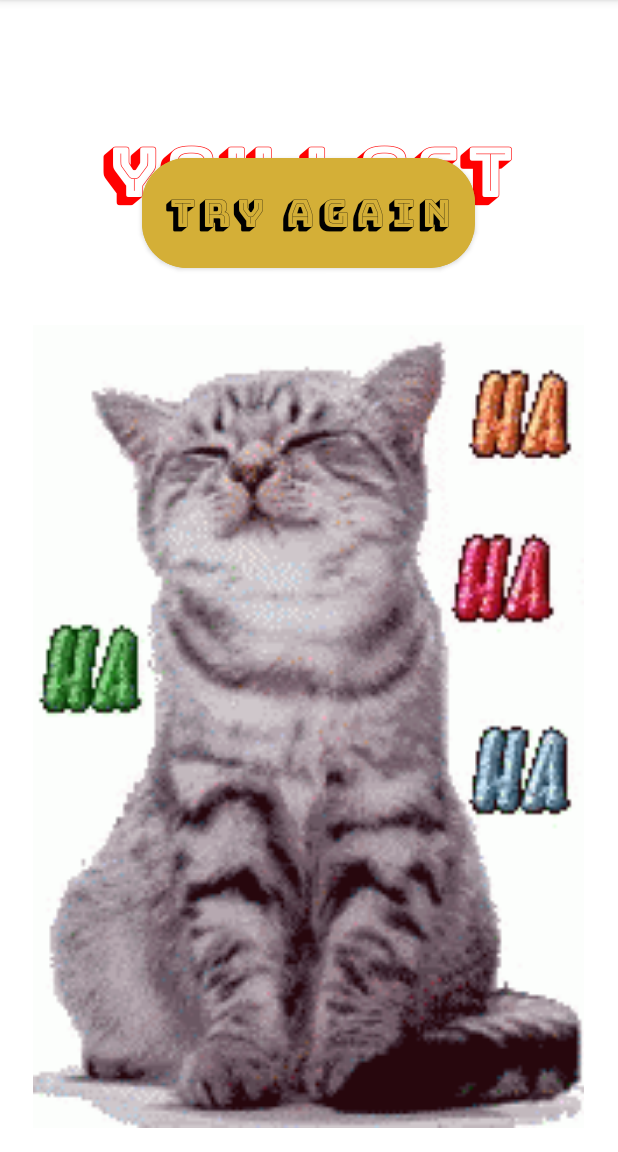
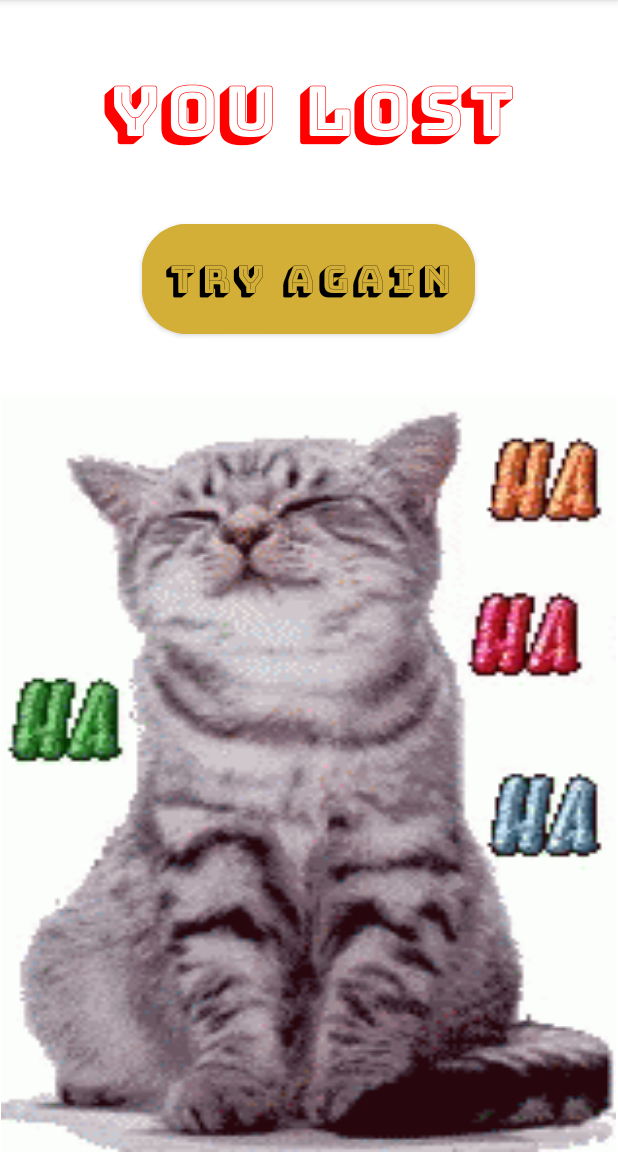
Before and after one commit to liber09/BlackJackApp, an Android app: the LostActivity screen opened directly, with no data from a screen before it, on a phone screen of 412 x 824 dp, the part 84-1236 px from its top. Run offline under Robolectric (Android 15) with nearby library versions, the phone set to English and light mode, and no system bars.

Commit message:
End screen GIFs are nowe animated

```diff
--- a/app/build.gradle
+++ b/app/build.gradle
@@ -41,4 +41,5 @@ dependencies {
     testImplementation 'junit:junit:4.13.2'
     androidTestImplementation 'androidx.test.ext:junit:1.1.4'
     androidTestImplementation 'androidx.test.espresso:espresso-core:3.5.0'
+    implementation 'pl.droidsonroids.gif:android-gif-drawable:1.2.19'
 }
--- a/app/src/main/java/com/example/blackjackapp/LostActivity.kt
+++ b/app/src/main/java/com/example/blackjackapp/LostActivity.kt
@@ -4,8 +4,10 @@ import android.content.Intent
 import androidx.appcompat.app.AppCompatActivity
 import android.os.Bundle
 import android.widget.Button
+import android.widget.ImageView
 
 class LostActivity : AppCompatActivity() {
+
     override fun onCreate(savedInstanceState: Bundle?) {
         super.onCreate(savedInstanceState)
         setContentView(R.layout.activity_lost)
--- a/app/src/main/res/layout/activity_lost.xml
+++ b/app/src/main/res/layout/activity_lost.xml
@@ -6,46 +6,54 @@
     android:layout_height="match_parent"
     tools:context=".LostActivity">
 
-    <ImageView
-        android:id="@+id/lostImageView"
-        android:layout_width="402dp"
-        android:layout_height="535dp"
-        android:layout_marginBottom="16dp"
-        app:layout_constraintBottom_toBottomOf="parent"
-        app:layout_constraintEnd_toEndOf="parent"
-        app:layout_constraintHorizontal_bias="0.444"
-        app:layout_constraintStart_toStartOf="parent"
-        app:srcCompat="@drawable/cat_laughing" />
-
     <TextView
         android:id="@+id/lostTextView"
         android:layout_width="wrap_content"
         android:layout_height="wrap_content"
-        android:layout_marginTop="56dp"
+        android:layout_marginTop="20dp"
         android:fontFamily="@font/bungee_shade"
         android:text="@string/YouLost"
         android:textColor="#FF0000"
         android:textSize="46sp"
         app:layout_constraintBottom_toTopOf="@+id/playAgainButton"
         app:layout_constraintEnd_toEndOf="parent"
-        app:layout_constraintHorizontal_bias="0.494"
+        app:layout_constraintHorizontal_bias="0.496"
         app:layout_constraintStart_toStartOf="parent"
         app:layout_constraintTop_toTopOf="parent"
-        app:layout_constraintVertical_bias="0.0" />
+        app:layout_constraintVertical_bias="1.0" />
 
     <Button
         android:id="@+id/playAgainButton"
         android:layout_width="wrap_content"
         android:layout_height="wrap_content"
-        android:layout_marginBottom="32dp"
+        android:layout_marginTop="10dp"
+        android:layout_marginBottom="40dp"
         android:backgroundTint="#D4AF37"
         android:fontFamily="@font/bungee_shade"
         android:text="@string/TryAgain"
         android:textColor="#000000"
         android:textSize="25sp"
         app:cornerRadius="30sp"
-        app:layout_constraintBottom_toTopOf="@+id/lostImageView"
+        app:layout_constraintBottom_toTopOf="@+id/frameLayout2"
         app:layout_constraintEnd_toEndOf="parent"
         app:layout_constraintHorizontal_bias="0.497"
-        app:layout_constraintStart_toStartOf="parent" />
+        app:layout_constraintStart_toStartOf="parent"
+        app:layout_constraintTop_toBottomOf="@+id/lostTextView" />
+
+    <FrameLayout
+        android:id="@+id/frameLayout2"
+        android:layout_width="411dp"
+        android:layout_height="504dp"
+        app:layout_constraintBottom_toBottomOf="parent"
+        app:layout_constraintEnd_toEndOf="parent"
+        app:layout_constraintStart_toStartOf="parent">
+
+        <pl.droidsonroids.gif.GifImageView
+            android:id="@+id/gifImageView2"
+            android:layout_width="410dp"
+            android:layout_height="match_parent"
+            android:scaleType="fitXY"
+            android:src="@drawable/cat_laughing" />
+    </FrameLayout>
+
 </androidx.constraintlayout.widget.ConstraintLayout>
```
Also changed, not shown: app/src/main/java/com/example/blackjackapp/GameActivity.kt (+4 -3 lines), app/src/main/res/layout/activity_win.xml (+25 -13 lines).
